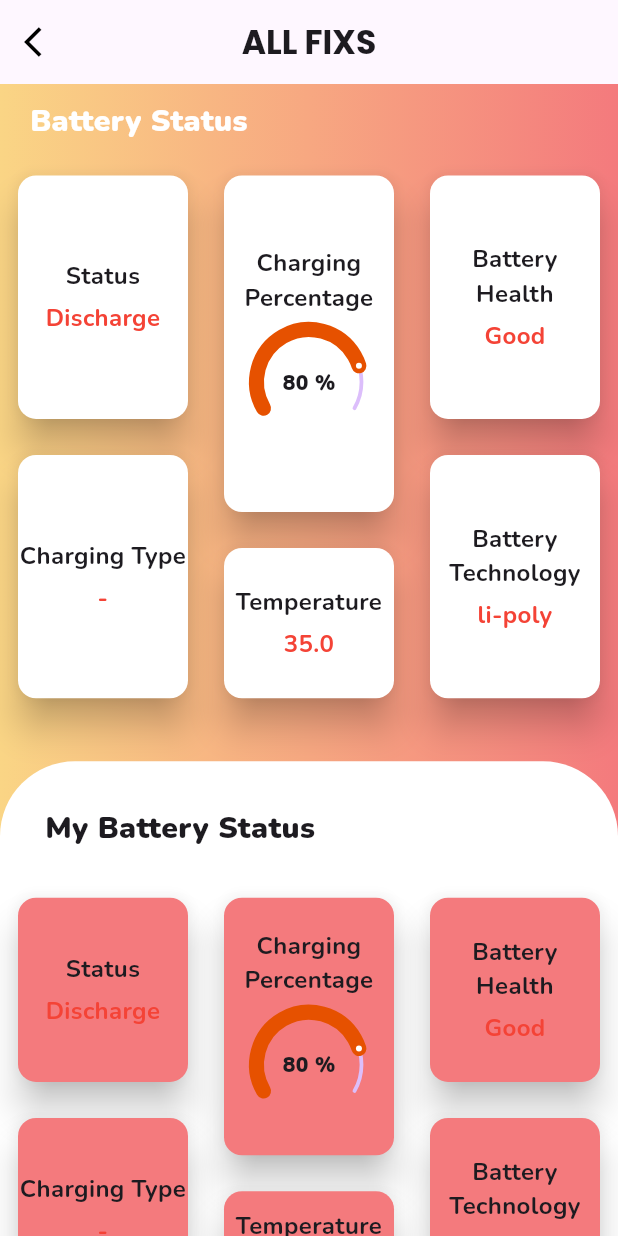
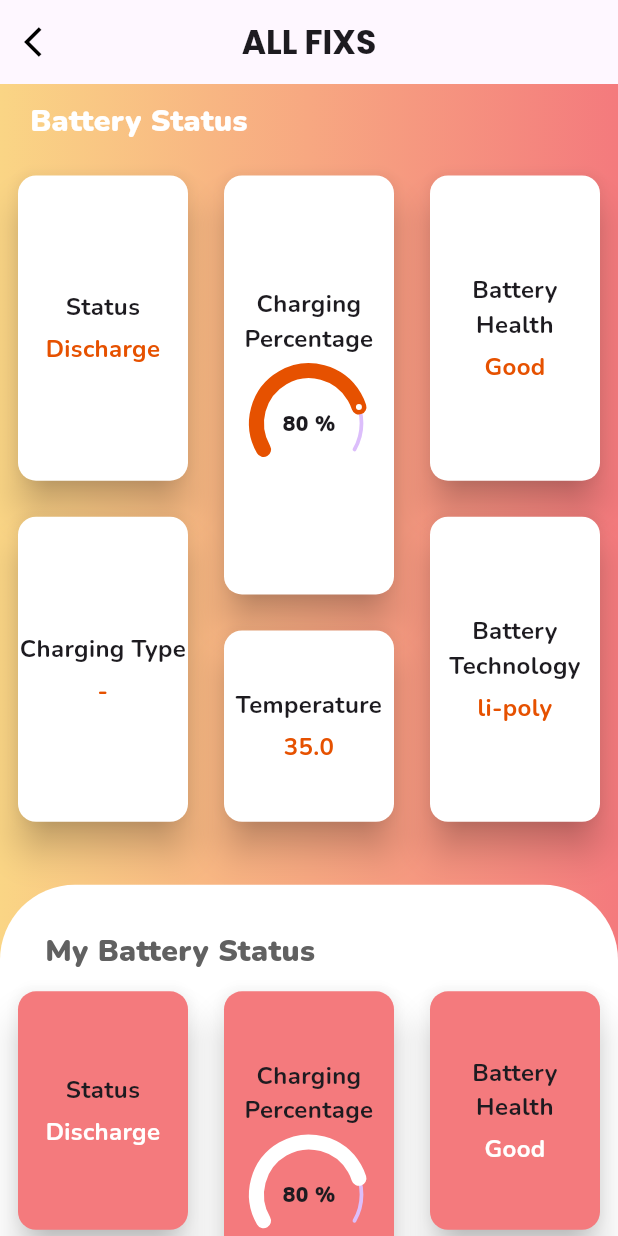
Before and after one commit to kashaf-ud-duja/All_fixs_flutter-projects, a Flutter app: the screen it shows after launch, on a phone screen of 412 x 824 dp. Run offline on Flutter 3.47's test engine with Material 3 defaults, Android fonts, the phone set to English and light mode, and no system bars; drawn by our look-alikes of sleek_circular_slider; our stand-ins replace animated_bottom_navigation_bar, circular_profile_avatar, flutter_sizer, font_awesome_flutter, getwidget, google_fonts and 3 more; missing offline and left inert: dart:html.

Commit message:
Battery info complete Screen

```diff
--- a/all_fixs/lib/Views/Features/DeviceInfo/BatteryInfo/battery_info.dart
+++ b/all_fixs/lib/Views/Features/DeviceInfo/BatteryInfo/battery_info.dart
@@ -26,7 +26,8 @@ class BatteryInfo extends StatelessWidget {
       ),
       body: SingleChildScrollView(
         child: Container(
-          height: MediaQuery.of(context).size.height,
+          // height: MediaQuery.of(context).size.height,
+          height: MediaQuery.of(context).size.height * 1.2,
           decoration: BoxDecoration(
             gradient: LinearGradient(
               colors: [
@@ -71,17 +72,19 @@ class BatteryInfo extends StatelessWidget {
                                   child: BatteryInfoTwoValueCard(
                                 txt: 'Status',
                                 value: 'Discharge',
-                                subWidget: null, clr: null,
+                                subWidget: null,
+                                clr: null,
+                                txtclr: null,
                               )),
                               Expanded(
-                                  child: BatteryInfoTwoValueCard(
-                                txt: 'Charging Type',
-                                value: '-',
-                                subWidget: null, clr: null,
-                              )),
-                              Container(
-                                color: Colors.transparent,
-                              )
+                                child: BatteryInfoTwoValueCard(
+                                  txt: 'Charging Type',
+                                  value: '-',
+                                  subWidget: null,
+                                  clr: null,
+                                  txtclr: null,
+                                ),
+                              ),
                             ],
                           ),
                         ),
@@ -111,14 +114,18 @@ class BatteryInfo extends StatelessWidget {
                                         customWidths: CustomSliderWidths(
                                             progressBarWidth: 10)),
                                     initialValue: 80,
-                                  ), clr: null,
+                                  ),
+                                  clr: null,
+                                  txtclr: null,
                                 ),
                               ),
                               Expanded(
                                 child: BatteryInfoTwoValueCard(
                                   txt: 'Temperature',
                                   value: '35.0',
-                                  subWidget: null, clr: null,
+                                  subWidget: null,
+                                  clr: null,
+                                  txtclr: null,
                                 ),
                               ),
                             ],
@@ -134,13 +141,17 @@ class BatteryInfo extends StatelessWidget {
                                   child: BatteryInfoTwoValueCard(
                                 txt: 'Battery Health',
                                 value: 'Good',
-                                subWidget: null, clr: null,
+                                subWidget: null,
+                                clr: null,
+                                txtclr: null,
                               )),
                               Expanded(
                                 child: BatteryInfoTwoValueCard(
                                   txt: 'Battery Technology',
                                   value: 'li-poly',
-                                  subWidget: null, clr: null,
+                                  subWidget: null,
+                                  clr: null,
+                                  txtclr: null,
                                 ),
                               ),
                             ],
@@ -177,13 +188,14 @@ class BatteryInfo extends StatelessWidget {
                             style: GoogleFonts.nunito(
                               fontSize: 20,
                               fontWeight: FontWeight.w900,
+                              color: Colors.grey[700],
                             ),
                           ),
                         ),
                       ),
-                      SizedBox(
-                        height: 20,
-                      ),
+                      // SizedBox(
+                      //   height: 20,
+                      // ),
                       Expanded(
                         child: Container(
                           // color: Colors.transparent,
@@ -198,13 +210,17 @@ class BatteryInfo extends StatelessWidget {
                                           child: BatteryInfoTwoValueCard(
                                         txt: 'Status',
                                         value: 'Discharge',
-                                        subWidget: null, clr: Color(0xFFF47A7D),
+                                        subWidget: null,
+                                        clr: Color(0xFFF47A7D),
+                                        txtclr: Colors.white,
                                       )),
                                       Expanded(
                                         child: BatteryInfoTwoValueCard(
                                           txt: 'Charging Type',
                                           value: '-',
-                                          subWidget: null, clr: Color(0xFFF47A7D),
+                                          subWidget: null,
+                                          clr: Color(0xFFF47A7D),
+                                          txtclr: Colors.white,
                                         ),
                                       ),
                                     ],
@@ -228,7 +244,7 @@ class BatteryInfo extends StatelessWidget {
                                                 CircularSliderAppearance(
                                               customColors: CustomSliderColors(
                                                   progressBarColor:
-                                                      Colors.orange[900]),
+                                                      Colors.white),
                                               infoProperties: InfoProperties(
                                                 mainLabelStyle:
                                                     GoogleFonts.nunito(
@@ -240,14 +256,18 @@ class BatteryInfo extends StatelessWidget {
                                                   progressBarWidth: 10),
                                             ),
                                             initialValue: 80,
-                                          ), clr: Color(0xFFF47A7D),
+                                          ),
+                                          clr: Color(0xFFF47A7D),
+                                          txtclr: Colors.white,
                                         ),
                                       ),
                                       Expanded(
                                         child: BatteryInfoTwoValueCard(
                                           txt: 'Temperature',
                                           value: '35.0',
-                                          subWidget: null, clr: Color(0xFFF47A7D),
+                                          subWidget: null,
+                                          clr: Color(0xFFF47A7D),
+                                          txtclr: Colors.white,
                                         ),
                                       ),
                                     ],
@@ -263,13 +283,17 @@ class BatteryInfo extends StatelessWidget {
                                           child: BatteryInfoTwoValueCard(
                                         txt: 'Battery Health',
                                         value: 'Good',
-                                        subWidget: null, clr: Color(0xFFF47A7D),
+                                        subWidget: null,
+                                        clr: Color(0xFFF47A7D),
+                                        txtclr: Colors.white,
                                       )),
                                       Expanded(
                                         child: BatteryInfoTwoValueCard(
                                           txt: 'Battery Technology',
                                           value: 'li-poly',
-                                          subWidget: null, clr: Color(0xFFF47A7D),
+                                          subWidget: null,
+                                          clr: Color(0xFFF47A7D),
+                                          txtclr: Colors.white,
                                         ),
                                       ),
                                     ],
@@ -279,6 +303,9 @@ class BatteryInfo extends StatelessWidget {
                             ],
                           ),
                         ),
+                      ),
+                      SizedBox(
+                        height: 30,
                       ),
                     ],
                   ),
--- a/all_fixs/lib/Views/Widgets/Features/DeviceInfo/Battery Info/two_value_card.dart
+++ b/all_fixs/lib/Views/Widgets/Features/DeviceInfo/Battery Info/two_value_card.dart
@@ -5,7 +5,8 @@ final String txt;
 final String value;
 final Widget? subWidget;
 final Color? clr;
-BatteryInfoTwoValueCard({required this.txt,required this.value,required this.subWidget,required this.clr});
+final Color? txtclr;
+BatteryInfoTwoValueCard({required this.txt,required this.value,required this.subWidget,required this.clr,required this.txtclr});
 
   @override
   Widget build(BuildContext context) {
@@ -38,7 +39,7 @@ BatteryInfoTwoValueCard({required this.txt,required this.value,required this.sub
                   style: GoogleFonts.nunito(
                     fontWeight: FontWeight.bold,
                     fontSize: 16,
-                    color: Colors.red,
+                    color:txtclr ?? Colors.orange[900],
                   ),
                 ),
               ],
```
